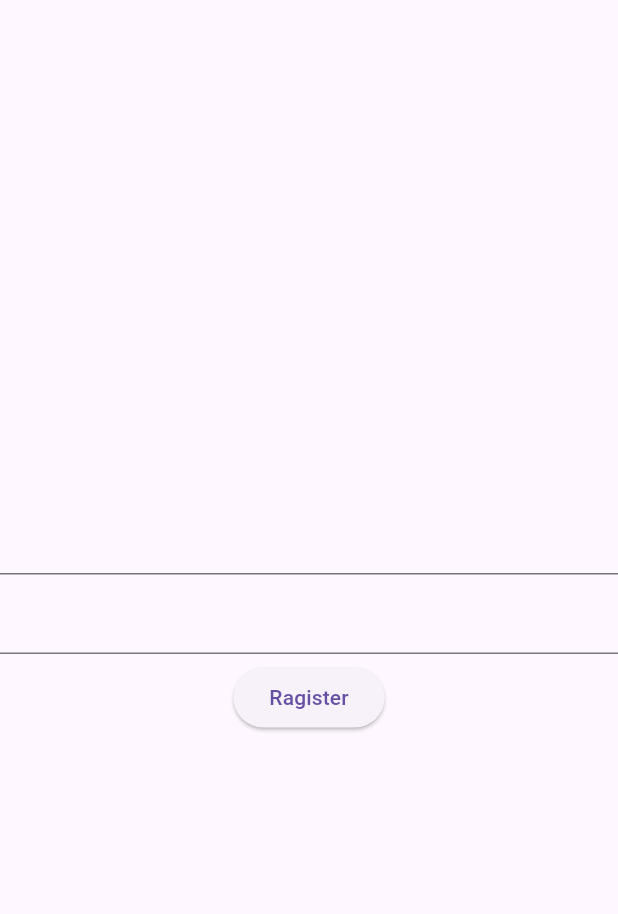
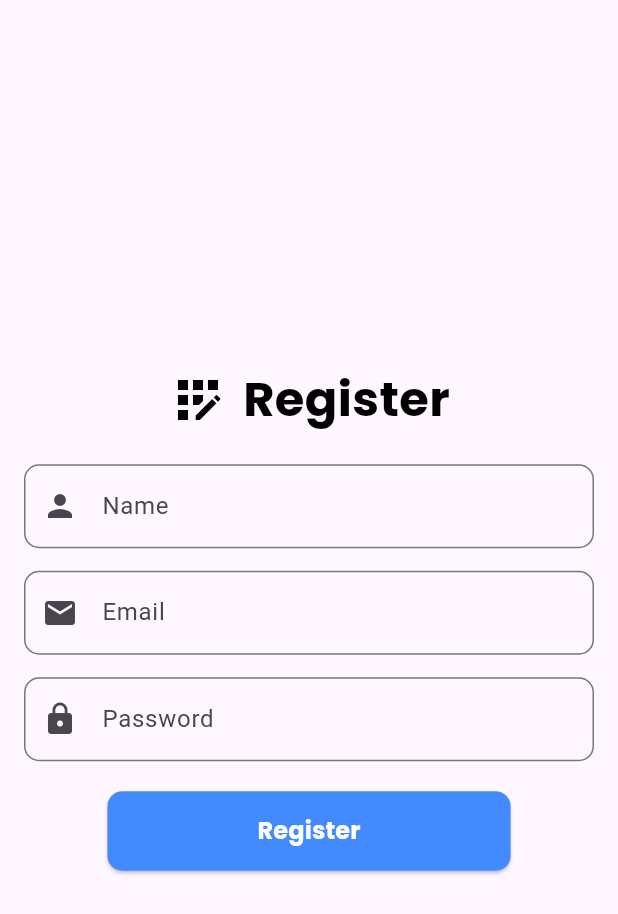
Before and after one commit to Nesarahmad1380/Monograph_Management_System, a Flutter app: the screen it shows after launch, after a tap on "Go to Register Page", on a phone screen of 412 x 824 dp. Shown: the top 914 px of the screen. Run offline on Flutter 3.47's test engine with Material 3 defaults, Android fonts, the phone set to English and light mode, and no system bars; our stand-ins replace flutter_riverpod, google_fonts, shared_preferences.

Commit message:
bring some changes in ragister page

```diff
--- a/lib/Screens/userScreens/LoginPage.dart
+++ b/lib/Screens/userScreens/LoginPage.dart
@@ -139,7 +139,7 @@
                     Navigator.push(
                         context,
                         MaterialPageRoute(
-                            builder: (context) => RagisterPage()));
+                            builder: (context) => RegisterPage()));
                   },
                   child: Text(
                     'Go to Register Page',
--- a/lib/Screens/userScreens/RagisterPage.dart
+++ b/lib/Screens/userScreens/RagisterPage.dart
@@ -1,37 +1,128 @@
 import 'package:flutter/material.dart';
+import 'package:google_fonts/google_fonts.dart';
 import 'package:monograph_management_system/Screens/userScreens/WaitingPage.dart';
 
-class RagisterPage extends StatefulWidget {
-  const RagisterPage({Key? key}) : super(key: key);
+class RegisterPage extends StatefulWidget {
+  const RegisterPage({Key? key}) : super(key: key);
 
   @override
-  _RagisterPageState createState() => _RagisterPageState();
+  _RegisterPageState createState() => _RegisterPageState();
 }
 
-class _RagisterPageState extends State<RagisterPage> {
+class _RegisterPageState extends State<RegisterPage> {
+  final TextEditingController _nameController = TextEditingController();
+  final TextEditingController _emailController = TextEditingController();
+  final TextEditingController _passwordController = TextEditingController();
+
+  void _validateFields() {
+    if (_nameController.text.isEmpty ||
+        _emailController.text.isEmpty ||
+        _passwordController.text.isEmpty) {
+      showDialog(
+        context: context,
+        builder: (context) => AlertDialog(
+          title: const Text('Error'),
+          content: const Text('All fields are required.'),
+          actions: [
+            TextButton(
+              onPressed: () => Navigator.pop(context),
+              child: const Text('OK'),
+            ),
+          ],
+        ),
+      );
+    } else {
+      Navigator.push(
+          context, MaterialPageRoute(builder: (context) => WaitingPage()));
+    }
+  }
+
   @override
   Widget build(BuildContext context) {
     return Scaffold(
       body: SafeArea(
         child: Center(
+          child: Padding(
+            padding: const EdgeInsets.all(16.0),
             child: Column(
               mainAxisAlignment: MainAxisAlignment.center,
               children: [
-              TextField(),
-              SizedBox(
-                height: 5,
+                Row(
+                  mainAxisAlignment: MainAxisAlignment.center,
+                  children: [
+                    const Icon(
+                      Icons.app_registration,
+                      size: 40,
+                      color: Colors.black,
                     ),
-              TextField(),
-              SizedBox(
-                height: 5,
+                    const SizedBox(width: 10),
+                    Text(
+                      'Register',
+                      style: GoogleFonts.poppins(
+                        fontSize: 32,
+                        fontWeight: FontWeight.bold,
+                        color: Colors.black,
                       ),
+                    ),
+                  ],
+                ),
+                const SizedBox(height: 20),
+                TextField(
+                  controller: _nameController,
+                  decoration: InputDecoration(
+                    labelText: 'Name',
+                    prefixIcon: const Icon(Icons.person),
+                    border: OutlineInputBorder(
+                      borderRadius: BorderRadius.circular(10.0),
+                    ),
+                  ),
+                ),
+                const SizedBox(height: 15),
+                TextField(
+                  controller: _emailController,
+                  decoration: InputDecoration(
+                    labelText: 'Email',
+                    prefixIcon: const Icon(Icons.email),
+                    border: OutlineInputBorder(
+                      borderRadius: BorderRadius.circular(10.0),
+                    ),
+                  ),
+                  keyboardType: TextInputType.emailAddress,
+                ),
+                const SizedBox(height: 15),
+                TextField(
+                  controller: _passwordController,
+                  decoration: InputDecoration(
+                    labelText: 'Password',
+                    prefixIcon: const Icon(Icons.lock),
+                    border: OutlineInputBorder(
+                      borderRadius: BorderRadius.circular(10.0),
+                    ),
+                  ),
+                  obscureText: true,
+                ),
+                const SizedBox(height: 20),
                 ElevatedButton(
-                  onPressed: () {
-                    Navigator.push(context,
-                        MaterialPageRoute(builder: (context) => WaitingPage()));
-                  },
-                  child: Text('Ragister'))
+                  onPressed: _validateFields,
+                  style: ElevatedButton.styleFrom(
+                    backgroundColor: Colors.blueAccent,
+                    padding: const EdgeInsets.symmetric(
+                        horizontal: 100, vertical: 15),
+                    shape: RoundedRectangleBorder(
+                      borderRadius: BorderRadius.circular(10.0),
+                    ),
+                  ),
+                  child: Text(
+                    'Register',
+                    style: GoogleFonts.poppins(
+                      fontSize: 16,
+                      fontWeight: FontWeight.bold,
+                      color: Colors.white,
+                    ),
+                  ),
+                ),
               ],
+            ),
           ),
         ),
       ),
```
Lines whose indentation alone changed are shown as unchanged.
